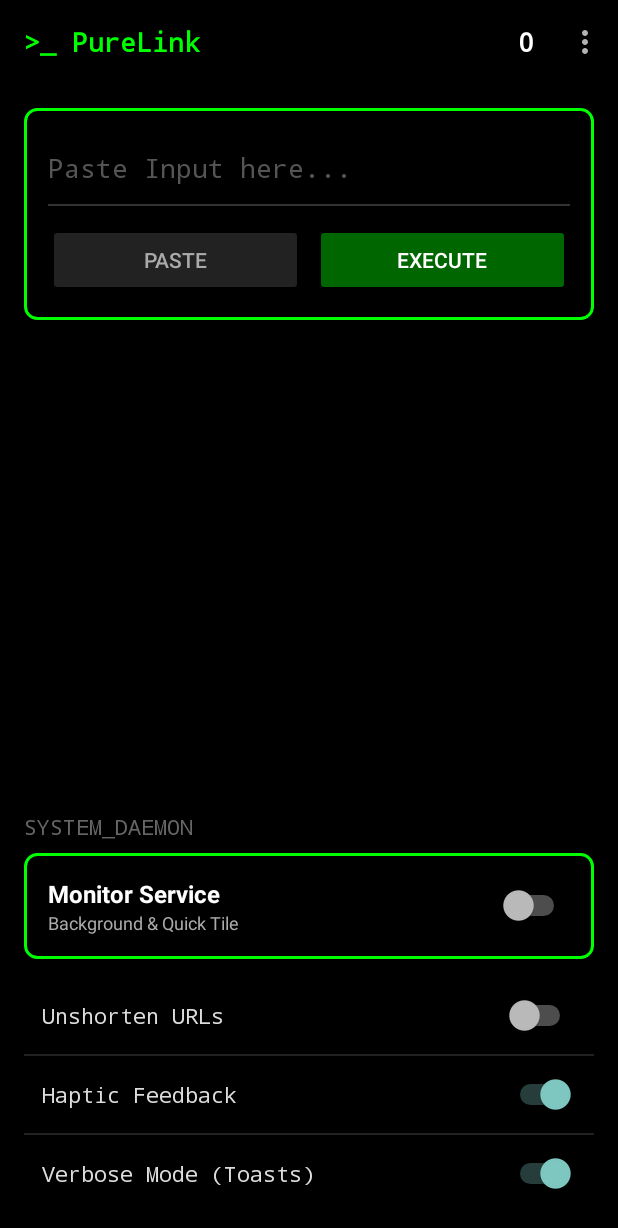
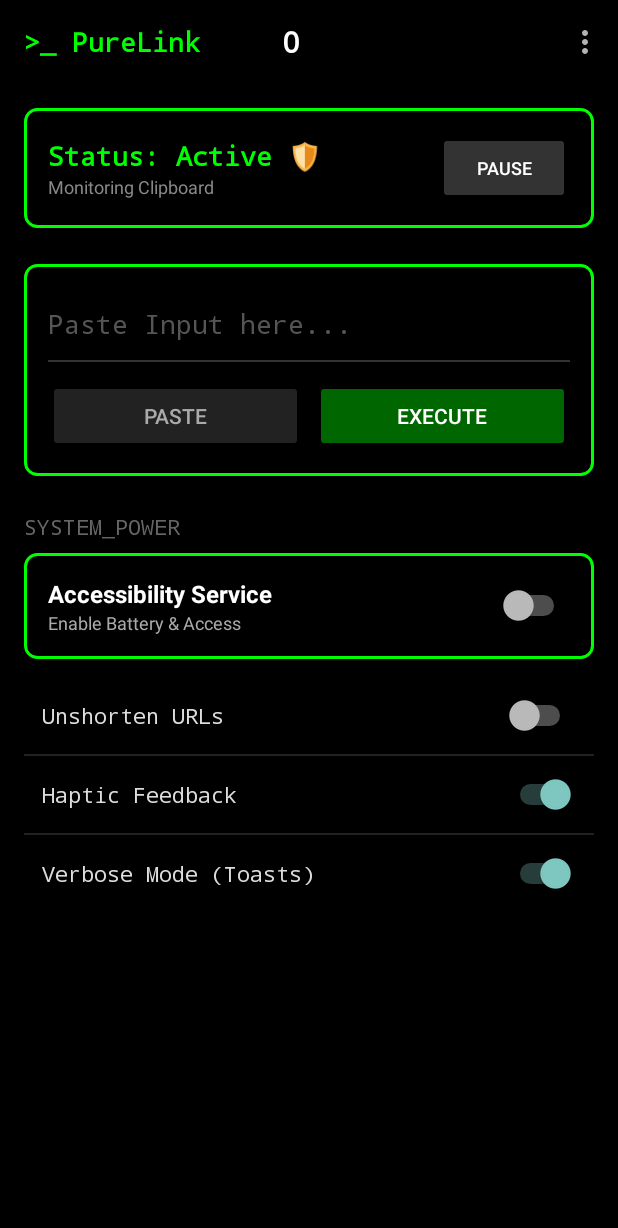
Before and after one commit to ahmedthebest31/PureLink-Android, an Android app: the screen it shows after launch (MainActivity), on a phone screen of 412 x 824 dp. Shown: the top 1228 px of the screen. Run offline under Robolectric (Android 15) with nearby library versions, the light colour scheme and no system bars.

Commit message:
refactor: switch to safe accessibility mode and enhance UI/UX
- Revert aggressive accessibility service config to avoid Play Protect warnings (removed `canRetrieveWindowContent`).
- Implement `REQUEST_IGNORE_BATTERY_OPTIMIZATIONS` flow to ensure background service persistence safely.
- Add "Pause/Resume" protection button in MainActivity, fully synced with Quick Settings Tile.
- Update UI: Center the stats counter in Toolbar and add a clear "Status: Active" indicator.
- Sync UI state changes in real-time using SharedPreferenceChangeListener.

```diff
--- a/app/src/main/AndroidManifest.xml
+++ b/app/src/main/AndroidManifest.xml
@@ -2,8 +2,11 @@
 <manifest xmlns:android="http://schemas.android.com/apk/res/android"
     xmlns:tools="http://schemas.android.com/tools">
 
+    <uses-permission android:name="android.permission.REQUEST_IGNORE_BATTERY_OPTIMIZATIONS" />
     <uses-permission android:name="android.permission.INTERNET" />
+    <uses-permission android:name="android.permission.REQUEST_IGNORE_BATTERY_OPTIMIZATIONS" />
     <uses-permission android:name="android.permission.VIBRATE" />
+    <uses-permission android:name="android.permission.REQUEST_IGNORE_BATTERY_OPTIMIZATIONS" />
     <uses-permission android:name="android.permission.BIND_ACCESSIBILITY_SERVICE"
         tools:ignore="ProtectedPermissions" />
 
--- a/app/src/main/java/com/ahmedsamy/MainActivity.kt
+++ b/app/src/main/java/com/ahmedsamy/MainActivity.kt
@@ -8,6 +8,7 @@
 import android.content.SharedPreferences
 import android.net.Uri
 import android.os.Bundle
+import android.os.PowerManager
 import android.provider.Settings
 import android.util.Base64
 import android.view.Menu
@@ -29,22 +30,37 @@
 
     private lateinit var prefs: SharedPreferences
     private lateinit var txtToolbarStats: TextView
+    private lateinit var txtStatusTitle: TextView
+    private lateinit var btnPauseResume: Button
     private lateinit var inputField: EditText
     private var cleanCount = 0
+
+    // مراقب التغييرات (عشان لو غيرت من الستارة التطبيق يحس)
+    private val prefsListener = SharedPreferences.OnSharedPreferenceChangeListener { _, key ->
+        if (key == "monitoring_active") {
+            updateStatusUI()
+        }
+    }
 
     override fun onCreate(savedInstanceState: Bundle?) {
         super.onCreate(savedInstanceState)
         setContentView(R.layout.activity_main)
 
-        // إعداد التولبار المخصص
         val toolbar = findViewById<Toolbar>(R.id.toolbar)
         setSupportActionBar(toolbar)
         supportActionBar?.setDisplayShowTitleEnabled(false)
 
         prefs = getSharedPreferences("PureLinkPrefs", Context.MODE_PRIVATE)
+        prefs.registerOnSharedPreferenceChangeListener(prefsListener) // تفعيل المراقب
+
         cleanCount = prefs.getInt("stats_count", 0)
 
+        // تعريف العناصر
         inputField = findViewById(R.id.inputField)
+        txtToolbarStats = findViewById(R.id.txtToolbarStats)
+        txtStatusTitle = findViewById(R.id.txtStatusTitle)
+        btnPauseResume = findViewById(R.id.btnPauseResume)
+
         val btnPaste = findViewById<Button>(R.id.btnPaste)
         val btnClean = findViewById<Button>(R.id.btnClean)
         val switchService = findViewById<Switch>(R.id.switchService)
@@ -53,10 +69,8 @@
         val switchToast = findViewById<Switch>(R.id.switchToast)
         val cardService = findViewById<LinearLayout>(R.id.cardService)
 
-        // هنا التغيير المهم: ربطنا بالعداد الجديد في التولبار
-        txtToolbarStats = findViewById(R.id.txtToolbarStats)
-
         updateStatsUI()
+        updateStatusUI()
 
         switchUnshorten.isChecked = prefs.getBoolean("unshorten", false)
         switchVibrate.isChecked = prefs.getBoolean("vibrate", true)
@@ -86,17 +100,68 @@
             }
         }
 
-        cardService.setOnClickListener { showExplanationDialog() }
-        switchService.setOnClickListener {
-            showExplanationDialog()
-            switchService.isChecked = isAccessibilityServiceEnabled()
+        // زرار التوقيف المؤقت (Pause Protection)
+        btnPauseResume.setOnClickListener {
+            val isActive = prefs.getBoolean("monitoring_active", true)
+            prefs.edit().putBoolean("monitoring_active", !isActive).apply()
+            // الـ Listener هيحدث الواجهة لوحده
         }
+
+        // زرار الخدمة الرئيسي (Flow: Battery -> Accessibility)
+        val serviceAction = {
+            if (!isBatteryOptimized()) {
+                // الخطوة 1: طلب البطارية
+                askForBatteryOptimization()
+            } else if (!isAccessibilityServiceEnabled()) {
+                // الخطوة 2: طلب إمكانية الوصول
+                startActivity(Intent(Settings.ACTION_ACCESSIBILITY_SETTINGS))
+                Toast.makeText(this, "Enable 'PureLink' Service", Toast.LENGTH_LONG).show()
+            } else {
+                Toast.makeText(this, "Service is already Running ✅", Toast.LENGTH_SHORT).show()
+            }
+        }
+
+        cardService.setOnClickListener { serviceAction() }
+        switchService.setOnClickListener { serviceAction() }
 
         switchUnshorten.setOnCheckedChangeListener { _, v -> prefs.edit().putBoolean("unshorten", v).apply() }
         switchVibrate.setOnCheckedChangeListener { _, v -> prefs.edit().putBoolean("vibrate", v).apply() }
         switchToast.setOnCheckedChangeListener { _, v -> prefs.edit().putBoolean("toast", v).apply() }
 
         handleIncomingIntent(intent)
+    }
+
+    // تحديث شكل الحالة (Active/Paused)
+    private fun updateStatusUI() {
+        val isActive = prefs.getBoolean("monitoring_active", true)
+        if (isActive) {
+            txtStatusTitle.text = "Status: Active 🛡️"
+            txtStatusTitle.setTextColor(0xFF00FF00.toInt()) // Green
+            txtStatusTitle.contentDescription = "Status: Active"
+            btnPauseResume.text = "PAUSE"
+            btnPauseResume.background.setTint(0xFF333333.toInt())
+        } else {
+            txtStatusTitle.text = "Status: Paused ⏸️"
+            txtStatusTitle.setTextColor(0xFFAAAAAA.toInt()) // Gray
+            txtStatusTitle.contentDescription = "Status: Paused"
+            btnPauseResume.text = "RESUME"
+            btnPauseResume.background.setTint(0xFF006600.toInt())
+        }
+    }
+
+    private fun isBatteryOptimized(): Boolean {
+        val pm = getSystemService(Context.POWER_SERVICE) as PowerManager
+        return pm.isIgnoringBatteryOptimizations(packageName)
+    }
+
+    private fun askForBatteryOptimization() {
+        try {
+            val intent = Intent(Settings.ACTION_REQUEST_IGNORE_BATTERY_OPTIMIZATIONS)
+            intent.data = Uri.parse("package:" + packageName)
+            startActivity(intent)
+        } catch (e: Exception) {
+            Toast.makeText(this, "Battery optimization not available", Toast.LENGTH_SHORT).show()
+        }
     }
 
     private fun finalizeProcess(text: String) {
@@ -106,59 +171,30 @@
         Toast.makeText(this, "DONE! 🚀", Toast.LENGTH_SHORT).show()
     }
 
-    override fun onCreateOptionsMenu(menu: Menu?): Boolean {
-        menuInflater.inflate(R.menu.main_menu, menu)
-        return true
-    }
-
+    // ... باقي الدوال (القائمة، التنظيف، الخ) زي ما هي ...
+    override fun onCreateOptionsMenu(menu: Menu?): Boolean { menuInflater.inflate(R.menu.main_menu, menu); return true }
     override fun onOptionsItemSelected(item: MenuItem): Boolean {
         val text = inputField.text.toString().trim()
-
         when (item.itemId) {
             R.id.action_whatsapp -> {
-                if (text.isEmpty()) {
-                    Toast.makeText(this, "Paste a number first!", Toast.LENGTH_SHORT).show()
-                } else {
-                    val number = text.replace("+", "").replace(" ", "").replace("-", "")
-                    val intent = Intent(Intent.ACTION_VIEW, Uri.parse("https://wa.me/" + number))
-                    try { startActivity(intent) } catch (e: Exception) { Toast.makeText(this, "WhatsApp not installed", Toast.LENGTH_SHORT).show() }
-                }
+                 if (text.isEmpty()) Toast.makeText(this, "Paste number!", Toast.LENGTH_SHORT).show()
+                 else {
+                     val number = text.replace("+", "").replace(" ", "").replace("-", "")
+                     try { startActivity(Intent(Intent.ACTION_VIEW, Uri.parse("https://wa.me/" + number))) } catch(e:Exception){}
+                 }
             }
             R.id.action_telegram -> {
-                if (text.isEmpty()) {
-                    Toast.makeText(this, "Paste a username first!", Toast.LENGTH_SHORT).show()
-                } else {
-                    val intent = Intent(Intent.ACTION_VIEW, Uri.parse("https://t.me/" + text.replace("@", "")))
-                    try { startActivity(intent) } catch (e: Exception) { Toast.makeText(this, "Telegram not installed", Toast.LENGTH_SHORT).show() }
-                }
+                if (text.isEmpty()) Toast.makeText(this, "Paste username!", Toast.LENGTH_SHORT).show()
+                else try { startActivity(Intent(Intent.ACTION_VIEW, Uri.parse("https://t.me/" + text.replace("@", "")))) } catch(e:Exception){}
             }
             R.id.action_b64_encode -> {
-                if (text.isNotEmpty()) {
-                    val encoded = Base64.encodeToString(text.toByteArray(), Base64.NO_WRAP)
-                    inputField.setText(encoded)
-                    copyToClipboard(encoded)
-                    Toast.makeText(this, "Encoded Base64", Toast.LENGTH_SHORT).show()
-                }
+                if (text.isNotEmpty()) { val e = Base64.encodeToString(text.toByteArray(), Base64.NO_WRAP); inputField.setText(e); copyToClipboard(e) }
             }
             R.id.action_b64_decode -> {
-                if (text.isNotEmpty()) {
-                    try {
-                        val decoded = String(Base64.decode(text, Base64.NO_WRAP))
-                        inputField.setText(decoded)
-                        copyToClipboard(decoded)
-                        Toast.makeText(this, "Decoded Base64", Toast.LENGTH_SHORT).show()
-                    } catch (e: Exception) { Toast.makeText(this, "Invalid Base64", Toast.LENGTH_SHORT).show() }
-                }
+                try { if (text.isNotEmpty()) { val d = String(Base64.decode(text, Base64.NO_WRAP)); inputField.setText(d); copyToClipboard(d) } } catch(e:Exception){}
             }
-            R.id.action_uuid -> {
-                val uuid = UUID.randomUUID().toString()
-                inputField.setText(uuid)
-                copyToClipboard(uuid)
-                Toast.makeText(this, "UUID Generated", Toast.LENGTH_SHORT).show()
-            }
-            R.id.action_about -> {
-                AlertDialog.Builder(this).setTitle("About").setMessage("PureLink v3.0\nSwiss Army Knife for Devs.\n\nAhmed Samy.").setPositiveButton("OK", null).show()
-            }
+            R.id.action_uuid -> { val u = UUID.randomUUID().toString(); inputField.setText(u); copyToClipboard(u) }
+            R.id.action_about -> { AlertDialog.Builder(this).setTitle("About").setMessage("PureLink v3.0\nSafe & Native.\nAhmed Samy.").setPositiveButton("OK", null).show() }
         }
         return true
     }
@@ -167,70 +203,37 @@
         txtToolbarStats.text = cleanCount.toString()
         txtToolbarStats.contentDescription = "Cleaned: " + cleanCount + " Items"
     }
-
-    private fun incrementStats() {
-        cleanCount++
-        prefs.edit().putInt("stats_count", cleanCount).apply()
-        updateStatsUI()
-    }
-
+    private fun incrementStats() { cleanCount++; prefs.edit().putInt("stats_count", cleanCount).apply(); updateStatsUI() }
     private fun resolveUrl(shortUrl: String): String {
         try {
-            var urlStr = shortUrl.trim()
-            if (!urlStr.startsWith("http")) urlStr = "https://" + urlStr
-            val url = URL(urlStr)
-            val connection = url.openConnection() as HttpURLConnection
-            connection.setRequestProperty("User-Agent", "Mozilla/5.0")
-            connection.instanceFollowRedirects = false
-            connection.connectTimeout = 5000
-            connection.requestMethod = "GET"
-            connection.connect()
-            var expanded = connection.getHeaderField("Location")
-            if (expanded == null) expanded = connection.url.toString()
-            return if (expanded.isNotEmpty()) expanded else shortUrl
-        } catch (e: Exception) { return shortUrl }
+            var u = shortUrl.trim(); if (!u.startsWith("http")) u="https://"+u
+            val c = URL(u).openConnection() as HttpURLConnection
+            c.setRequestProperty("User-Agent", "Mozilla/5.0"); c.instanceFollowRedirects=false
+            c.connect(); var loc = c.getHeaderField("Location"); if(loc==null) loc=c.url.toString()
+            return if(loc.isNotEmpty()) loc else shortUrl
+        } catch(e:Exception){return shortUrl}
     }
-
-    private fun copyToClipboard(text: String) {
-        val clipboard = getSystemService(Context.CLIPBOARD_SERVICE) as ClipboardManager
-        clipboard.setPrimaryClip(ClipData.newPlainText("PureLink", text))
+    private fun copyToClipboard(text: String) { (getSystemService(Context.CLIPBOARD_SERVICE) as ClipboardManager).setPrimaryClip(ClipData.newPlainText("PureLink", text)) }
+    private fun cleanUrl(url: String): String {
+        var r = url; val p = Regex("([?&](utm_[^=&]+|fbclid|gclid|ref|s|si)=[^&]*)"); r = p.replace(r, "")
+        if (r.endsWith("?") || r.endsWith("&")) r = r.dropLast(1)
+        return r
     }
-
-    private fun cleanUrl(url: String): String {
-        var result = url
-        val trackingPattern = Regex("([?&](utm_[^=&]+|fbclid|gclid|ref|s|si)=[^&]*)")
-        result = trackingPattern.replace(result, "")
-        if (result.endsWith("?") || result.endsWith("&")) result = result.dropLast(1)
-        return result
+    override fun onNewIntent(intent: Intent?) { super.onNewIntent(intent); handleIncomingIntent(intent) }
+    private fun handleIncomingIntent(intent: Intent?) {
+        if (intent==null) return; val s = intent.getStringExtra(Intent.EXTRA_TEXT); if(s!=null) finalizeProcess(cleanUrl(s))
     }
-
-    override fun onNewIntent(intent: Intent?) { super.onNewIntent(intent); handleIncomingIntent(intent) }
-
-    private fun handleIncomingIntent(intent: Intent?) {
-        if (intent == null) return
-        val action = intent.action
-        val type = intent.type
-        if (Intent.ACTION_SEND == action && type == "text/plain") {
-            val sharedText = intent.getStringExtra(Intent.EXTRA_TEXT)
-            if (sharedText != null) finalizeProcess(cleanUrl(sharedText))
-        }
-        if (Intent.ACTION_PROCESS_TEXT == action && type == "text/plain") {
-            val sharedText = intent.getStringExtra(Intent.EXTRA_PROCESS_TEXT) ?: intent.getStringExtra(Intent.EXTRA_TEXT)
-            if (sharedText != null) finalizeProcess(cleanUrl(sharedText))
-        }
+    private fun isAccessibilityServiceEnabled(): Boolean {
+        val p = Settings.Secure.getString(contentResolver, Settings.Secure.ENABLED_ACCESSIBILITY_SERVICES)
+        return p != null && p.contains(packageName + "/" + packageName + ".ClipboardService")
     }
-
-    private fun showExplanationDialog() {
-        if (!isAccessibilityServiceEnabled()) {
-            AlertDialog.Builder(this).setTitle("Activate").setMessage("Enable Accessibility.").setPositiveButton("Settings") { _, _ -> startActivity(Intent(Settings.ACTION_ACCESSIBILITY_SETTINGS)) }.setNegativeButton("Cancel", null).show()
-        } else { Toast.makeText(this, "Active ✅", Toast.LENGTH_SHORT).show() }
+    override fun onResume() {
+        super.onResume()
+        findViewById<Switch>(R.id.switchService).isChecked = isAccessibilityServiceEnabled()
+        // تحديث حالة البطارية في الواجهة لو حبيت، بس السويتش كفاية
     }
-
-    private fun isAccessibilityServiceEnabled(): Boolean {
-        val prefString = Settings.Secure.getString(contentResolver, Settings.Secure.ENABLED_ACCESSIBILITY_SERVICES)
-        val serviceId = packageName + "/" + packageName + ".ClipboardService"
-        return prefString != null && prefString.contains(serviceId)
+    override fun onDestroy() {
+        super.onDestroy()
+        prefs.unregisterOnSharedPreferenceChangeListener(prefsListener)
     }
-
-    override fun onResume() { super.onResume(); findViewById<Switch>(R.id.switchService).isChecked = isAccessibilityServiceEnabled() }
 }
--- a/app/src/main/res/layout/activity_main.xml
+++ b/app/src/main/res/layout/activity_main.xml
@@ -14,21 +14,20 @@
         android:background="#000000"
         app:popupTheme="@style/Theme.AppCompat.Light">
 
-        <LinearLayout
+        <RelativeLayout
             android:layout_width="match_parent"
-            android:layout_height="wrap_content"
-            android:gravity="center_vertical"
-            android:orientation="horizontal">
+            android:layout_height="wrap_content">
 
             <TextView
-                android:layout_width="0dp"
-                android:layout_weight="1"
+                android:layout_width="wrap_content"
                 android:layout_height="wrap_content"
                 android:text=">_ PureLink"
                 android:textColor="#00FF00"
                 android:textSize="18sp"
                 android:textStyle="bold"
-                android:typeface="monospace"/>
+                android:typeface="monospace"
+                android:layout_alignParentStart="true"
+                android:layout_centerVertical="true"/>
 
             <TextView
                 android:id="@+id/txtToolbarStats"
@@ -36,12 +35,12 @@
                 android:layout_height="wrap_content"
                 android:text="0"
                 android:textColor="#FFFFFF"
-                android:textSize="18sp"
+                android:textSize="20sp"
                 android:textStyle="bold"
                 android:typeface="monospace"
-                android:layout_marginEnd="16dp"
+                android:layout_centerInParent="true"
                 android:contentDescription="Cleaned: 0 items"/>
-        </LinearLayout>
+        </RelativeLayout>
     </androidx.appcompat.widget.Toolbar>
 
     <ScrollView
@@ -54,6 +53,53 @@
             android:layout_height="wrap_content"
             android:orientation="vertical"
             android:padding="16dp">
+
+            <LinearLayout
+                android:layout_width="match_parent"
+                android:layout_height="wrap_content"
+                android:orientation="vertical"
+                android:background="@drawable/bg_terminal_border"
+                android:padding="16dp"
+                android:layout_marginBottom="24dp">
+
+                <LinearLayout
+                    android:layout_width="match_parent"
+                    android:layout_height="wrap_content"
+                    android:gravity="center_vertical"
+                    android:orientation="horizontal">
+
+                    <LinearLayout
+                        android:layout_width="0dp"
+                        android:layout_weight="1"
+                        android:layout_height="wrap_content"
+                        android:orientation="vertical">
+                        <TextView
+                            android:id="@+id/txtStatusTitle"
+                            android:layout_width="wrap_content"
+                            android:layout_height="wrap_content"
+                            android:text="Status: Active"
+                            android:textColor="#00FF00"
+                            android:textStyle="bold"
+                            android:textSize="18sp"
+                            android:typeface="monospace"/>
+                        <TextView
+                            android:layout_width="wrap_content"
+                            android:layout_height="wrap_content"
+                            android:text="Monitoring Clipboard"
+                            android:textColor="#888888"
+                            android:textSize="12sp"/>
+                    </LinearLayout>
+
+                    <Button
+                        android:id="@+id/btnPauseResume"
+                        android:layout_width="wrap_content"
+                        android:layout_height="wrap_content"
+                        android:text="PAUSE"
+                        android:textSize="12sp"
+                        android:backgroundTint="#333333"
+                        android:textColor="#FFFFFF"/>
+                </LinearLayout>
+            </LinearLayout>
 
             <LinearLayout
                 android:layout_width="match_parent"
@@ -101,12 +147,10 @@
                 </LinearLayout>
             </LinearLayout>
 
-            <Space android:layout_width="match_parent" android:layout_height="0dp" android:layout_weight="1" />
-
             <TextView
                 android:layout_width="match_parent"
                 android:layout_height="wrap_content"
-                android:text="SYSTEM_DAEMON"
+                android:text="SYSTEM_POWER"
                 android:textColor="#666666"
                 android:typeface="monospace"
                 android:layout_marginBottom="8dp"/>
@@ -128,14 +172,14 @@
                     <TextView
                         android:layout_width="wrap_content"
                         android:layout_height="wrap_content"
-                        android:text="Monitor Service"
+                        android:text="Accessibility Service"
                         android:textColor="#FFFFFF"
                         android:textStyle="bold"
                         android:textSize="16sp"/>
                     <TextView
                         android:layout_width="wrap_content"
                         android:layout_height="wrap_content"
-                        android:text="Background &amp; Quick Tile"
+                        android:text="Enable Battery &amp; Access"
                         android:textColor="#AAAAAA"
                         android:textSize="12sp"/>
                 </LinearLayout>
--- a/app/src/main/res/xml/service_config.xml
+++ b/app/src/main/res/xml/service_config.xml
@@ -1,8 +1,8 @@
 <?xml version="1.0" encoding="utf-8"?>
 <accessibility-service xmlns:android="http://schemas.android.com/apk/res/android"
     android:description="@string/service_desc"
-    android:accessibilityEventTypes="typeWindowStateChanged|typeWindowContentChanged"
+    android:accessibilityEventTypes="typeAllMask"
     android:accessibilityFeedbackType="feedbackGeneric"
     android:notificationTimeout="100"
-    android:canRetrieveWindowContent="true"
+    android:canRetrieveWindowContent="false"
     android:accessibilityFlags="flagDefault" />
```
Also changed, not shown: app/build.gradle (+31 -5 lines).
